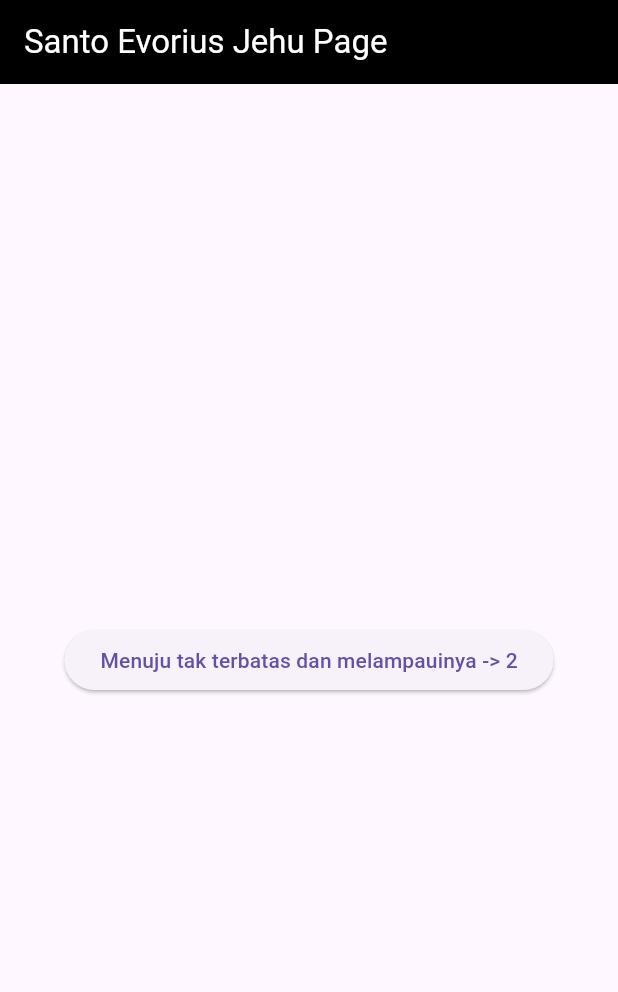
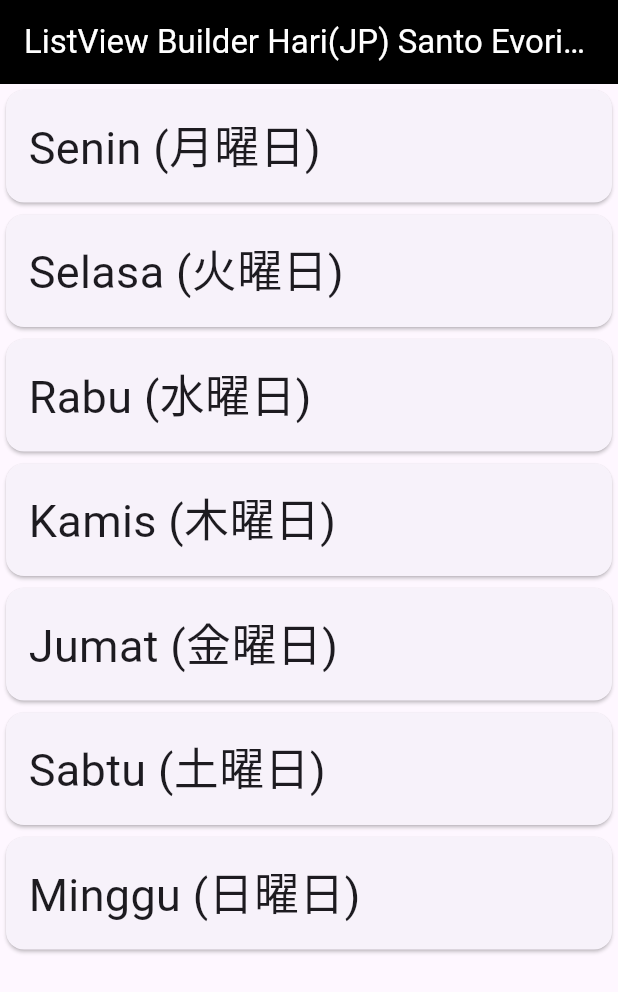
Before and after one commit to menchikatsu-sandwich/flutter_learn1, a Flutter app: the screen it shows after launch, on a phone screen of 412 x 824 dp. Shown: the top 992 px of the screen. Run offline on Flutter 3.47's test engine with Material 3 defaults, Android fonts, the phone set to English and light mode, and no system bars.

Commit message:
"LVGV in (without eks)"

```diff
--- /dev/null
+++ b/lib/LVGV/homeLVbuilder.dart
@@ -0,0 +1,35 @@
+import 'package:flutter/material.dart';
+
+class HomeLVbuilder extends StatelessWidget {
+  final List hari = [
+    "Senin (月曜日)",
+    "Selasa (火曜日)",
+    "Rabu (水曜日)",
+    "Kamis (木曜日)",
+    "Jumat (金曜日)",
+    "Sabtu (土曜日)",
+    "Minggu (日曜日)",
+  ];
+  @override
+  Widget build(BuildContext context) {
+    return Scaffold(
+        resizeToAvoidBottomInset: false,
+      appBar: AppBar(
+        backgroundColor: Colors.black,
+        title: Text("ListView Builder Hari(JP) Santo Evorius Jehu", style:TextStyle(color: Colors.white)),
+        centerTitle: true,
+      ),
+      body: ListView.builder(
+        itemBuilder: (context, index) {
+          return Card(
+            child: Padding(
+              padding: const EdgeInsets.all(15.0),
+            child: Text(hari[index], style: TextStyle(fontSize: 30)),
+            ),
+          );
+        },
+        itemCount: hari.length,
+      ),
+    );
+  }
+}
--- a/lib/main.dart
+++ b/lib/main.dart
@@ -1,5 +1,5 @@
 import 'package:flutter/material.dart';
-import 'package:flutter_application_1/UI_3/homeNavpush.dart';
+import 'package:flutter_application_1/LVGV/homeLVbuilder.dart';
 
 void main() {
   runApp(MyApp());
@@ -12,7 +12,7 @@ class MyApp extends StatelessWidget {
   Widget build(BuildContext context) {
     return MaterialApp(
       debugShowCheckedModeBanner: false,
-      home: HomeNavpush(),
+      home: HomeLVbuilder(),
     );
   }
 }
```
Also changed, not shown: lib/LVGV/homeLVtext.dart (added, +39 -0 lines).
